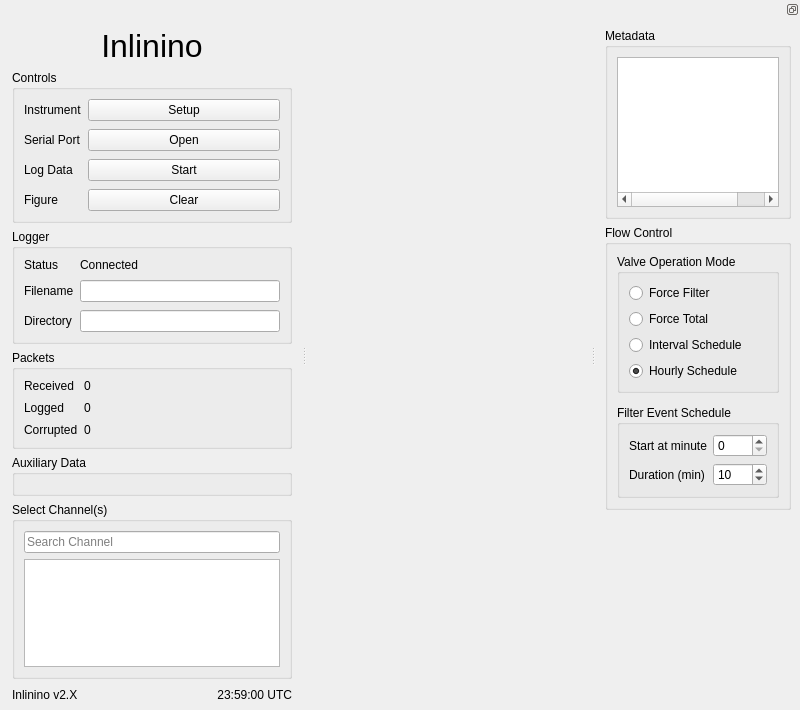
Qt form inlinino/resources/main.ui (OceanOptics/Inlinino) before a commit.
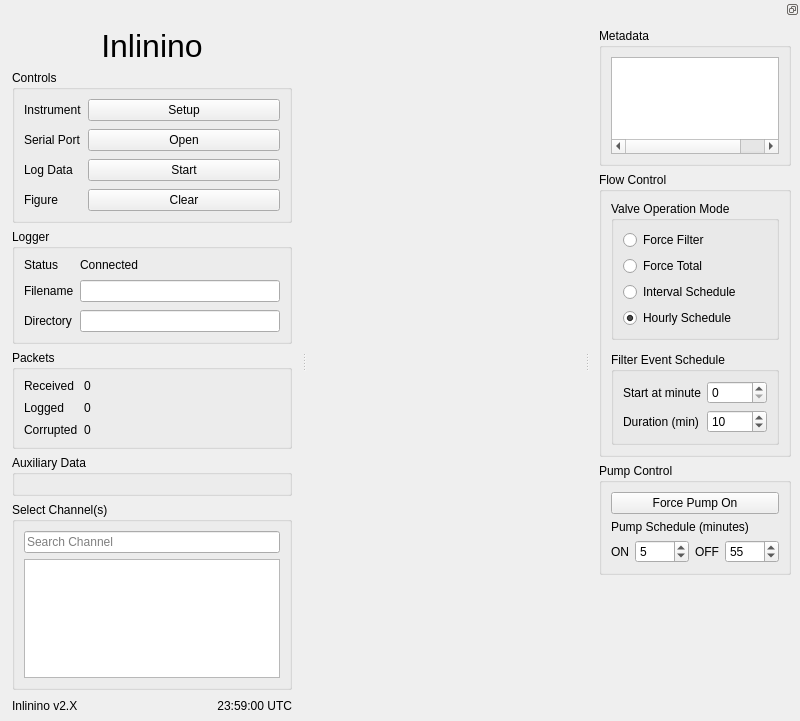
The same form after that commit.

Commit message: Improved OnTrak Support and add pump interface

```diff
--- a/inlinino/resources/main.ui
+++ b/inlinino/resources/main.ui
@@ -7,7 +7,7 @@
     <x>0</x>
     <y>0</y>
     <width>800</width>
-    <height>710</height>
+    <height>721</height>
    </rect>
   </property>
   <property name="windowTitle">
@@ -586,6 +586,76 @@
        </layout>
       </widget>
      </item>
+     <item>
+      <widget class="QGroupBox" name="group_box_pump_control">
+       <property name="title">
+        <string>Pump Control</string>
+       </property>
+       <layout class="QVBoxLayout" name="verticalLayout_5">
+        <item>
+         <widget class="QPushButton" name="pb_toggle_pump">
+          <property name="text">
+           <string>Force Pump On</string>
+          </property>
+          <property name="checkable">
+           <bool>true</bool>
+          </property>
+         </widget>
+        </item>
+        <item>
+         <widget class="QLabel" name="label_pump_schedule">
+          <property name="text">
+           <string>Pump Schedule (minutes)</string>
+          </property>
+         </widget>
+        </item>
+        <item>
+         <layout class="QHBoxLayout" name="horizontalLayout">
+          <item>
+           <widget class="QLabel" name="label_2">
+            <property name="text">
+             <string>ON</string>
+            </property>
+           </widget>
+          </item>
+          <item>
+           <widget class="QSpinBox" name="spinbox_pump_on">
+            <property name="minimum">
+             <number>0</number>
+            </property>
+            <property name="maximum">
+             <number>9999</number>
+            </property>
+            <property name="value">
+             <number>5</number>
+            </property>
+           </widget>
+          </item>
+          <item>
+           <widget class="QLabel" name="label_10">
+            <property name="text">
+             <string>OFF</string>
+            </property>
+           </widget>
+          </item>
+          <item>
+           <widget class="QSpinBox" name="spinbox_pump_off">
+            <property name="minimum">
+             <number>0</number>
+            </property>
+            <property name="maximum">
+             <number>9999</number>
+            </property>
+            <property name="value">
+             <number>55</number>
+            </property>
+           </widget>
+          </item>
+         </layout>
+        </item>
+       </layout>
+      </widget>
+     </item>
      <item>
       <spacer name="verticalSpacer">
        <property name="orientation">
```
The commit also changes 12 other files.
